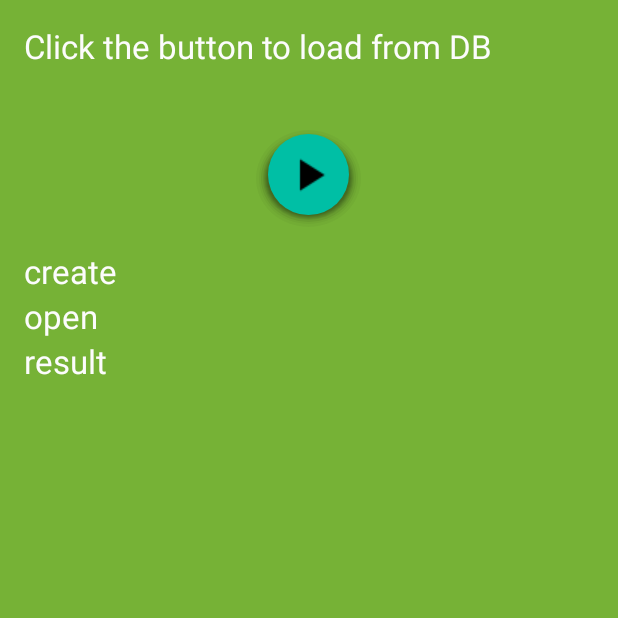
After one commit to lim93/QuizzAppUni, an Android app: the DB screen opened directly, with no data from a screen before it, on a phone screen of 412 x 824 dp, the top half of it. The commit adds this screen. Run offline under Robolectric (Android 15) with nearby library versions, the phone set to English and light mode, and no system bars.

Commit message:
QuizzDB angelegt und DB-Zugriff implementiert

```diff
--- /dev/null
+++ b/app/src/main/java/quizzappuni/com/whs/quizzappuni/DB.java
@@ -0,0 +1,63 @@
+package quizzappuni.com.whs.quizzappuni;
+
+import android.app.Activity;
+import android.database.SQLException;
+import android.os.Bundle;
+import android.view.View;
+import android.widget.ImageButton;
+import android.widget.TextView;
+
+import java.io.IOException;
+
+import quizzappuni.com.whs.quizzappuni.quizzappuni.R;
+
+public class DB extends Activity implements View.OnClickListener {
+
+    ImageButton dbButton;
+    TextView dbCreate;
+    TextView dbOpen;
+    TextView dbResult;
+
+
+
+    @Override
+    protected void onCreate(Bundle savedInstanceState) {
+        super.onCreate(savedInstanceState);
+        setContentView(R.layout.activity_db);
+
+        dbButton = (ImageButton) findViewById(R.id.dbButton);
+        dbButton.setOnClickListener(this);
+    }
+
+    @Override
+    public void onClick(View v) {
+
+        dbCreate = (TextView) findViewById(R.id.dbCreate);
+        dbOpen = (TextView) findViewById(R.id.dbOpen);
+        dbResult = (TextView) findViewById(R.id.dbResult);
+
+        DBHelper dbHelper = new DBHelper(this);
+
+        //Todo: In activity_main ausführen?
+        try {
+            dbHelper.createDataBase();
+        } catch (IOException ioe) {
+            throw new Error("Unable to create database");
+        }
+
+        dbCreate.setText("DB created!");
+
+        try {
+            dbHelper.openDataBase();
+        }catch(SQLException sqle){
+            throw sqle;
+        }
+
+        dbOpen.setText("DB opened!");
+
+        String question = dbHelper.loadQuestion();
+
+        dbResult.setText("Frage: " + question);
+
+    }
+}
--- /dev/null
+++ b/app/src/main/res/layout/activity_db.xml
@@ -0,0 +1,68 @@
+<?xml version="1.0" encoding="utf-8"?>
+<RelativeLayout xmlns:android="http://schemas.android.com/apk/res/android"
+    xmlns:tools="http://schemas.android.com/tools" android:layout_width="match_parent"
+    android:layout_height="match_parent" android:paddingLeft="@dimen/activity_horizontal_margin"
+    android:paddingRight="@dimen/activity_horizontal_margin"
+    android:paddingTop="@dimen/activity_vertical_margin"
+    android:paddingBottom="@dimen/activity_vertical_margin"
+    android:background="@color/lightgreen">
+
+    <ImageButton
+        android:layout_width="70dp"
+        android:layout_height="70dp"
+        android:src="@drawable/ic_play_arrow_black_24dp"
+        android:background="@drawable/circle"
+        android:id="@+id/dbButton"
+        android:layout_gravity="right|bottom"
+        android:layout_marginLeft="15dp"
+        android:layout_marginRight="15dp"
+        android:layout_below="@+id/imageView"
+        android:layout_centerHorizontal="true"
+        android:layout_marginTop="65dp" />
+
+    <TextView
+        android:layout_width="wrap_content"
+        android:layout_height="wrap_content"
+        android:textAppearance="?android:attr/textAppearanceLarge"
+        android:text="Click the button to load from DB"
+        android:id="@+id/instruction"
+        android:layout_alignParentTop="true"
+        android:layout_alignParentStart="true"
+        android:textColor="@color/lightwhite" />
+
+
+    <TextView
+        android:layout_width="wrap_content"
+        android:layout_height="wrap_content"
+        android:textAppearance="?android:attr/textAppearanceLarge"
+        android:text="create"
+        android:id="@+id/dbCreate"
+        android:layout_alignParentTop="true"
+        android:layout_alignParentStart="true"
+        android:layout_marginTop="150dp"
+        android:textColor="@color/lightwhite" />
+
+
+    <TextView
+        android:layout_width="wrap_content"
+        android:layout_height="wrap_content"
+        android:textAppearance="?android:attr/textAppearanceLarge"
+        android:text="open"
+        android:id="@+id/dbOpen"
+        android:layout_alignParentTop="true"
+        android:layout_alignParentStart="true"
+        android:layout_marginTop="180dp"
+        android:textColor="@color/lightwhite" />
+
+
+    <TextView
+        android:layout_width="wrap_content"
+        android:layout_height="wrap_content"
+        android:textAppearance="?android:attr/textAppearanceLarge"
+        android:text="result"
+        android:id="@+id/dbResult"
+        android:layout_alignParentTop="true"
+        android:layout_alignParentStart="true"
+        android:layout_marginTop="210dp"
+        android:textColor="@color/lightwhite" />
+</RelativeLayout>
--- a/app/src/main/res/values/strings.xml
+++ b/app/src/main/res/values/strings.xml
@@ -4,6 +4,7 @@
     <string name="title_activity_lernen_multiple_choice">LernenMultipleChoice</string>
     <string name="title_activity_main">MainActivity</string>
     <string name="title_activity_learn_multiplechoice">LearnMultiplechoice</string>
+    <string name="title_activity_db">DB</string>
 
     <string name="baustelle">Hallo Besucher, hier entsteht eine App. Die App wird gerade vervollständigt. Bald ist diese App ein Augenschmaus mit tollen Funktionen. Bitte gedulden Sie sich noch ein wenig..</string>
 </resources>
```
Also changed, not shown: app/src/main/AndroidManifest.xml (+8 -0 lines), app/src/main/java/quizzappuni/com/whs/quizzappuni/DBHelper.java (added, +151 -0 lines), app/src/main/java/quizzappuni/com/whs/quizzappuni/MainActivity.java (+11 -0 lines), app/src/main/res/layout/activity_main.xml (+13 -0 lines), app/src/main/assets/quizzdb.sqlite (added).
